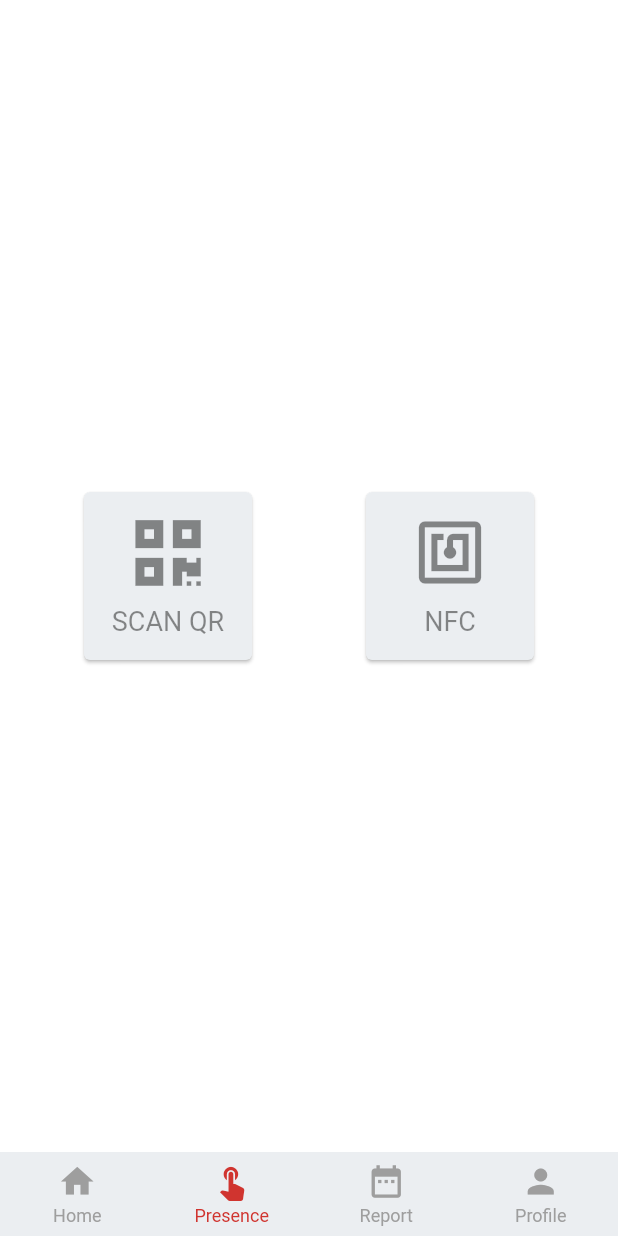
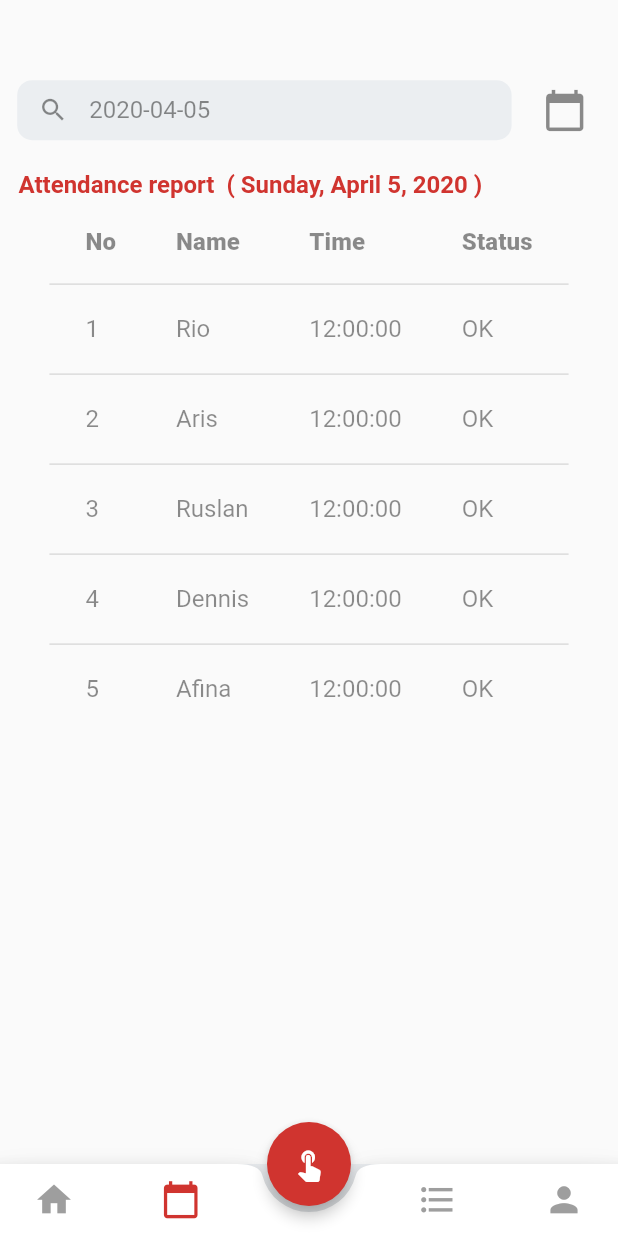
Before and after one commit to HemloWorld/final-smm-mobile, a Flutter app: the Bar screen opened by its route, item 2 of the bottom bar chosen, on a phone screen of 412 x 824 dp. Run offline on Flutter 3.47's test engine with Material 2 defaults, Android fonts, the phone set to English and light mode, and no system bars; drawn by our look-alikes of persistent_bottom_nav_bar; our stand-ins replace dio, firebase_auth, flutter_bloc, flutter_signin_button, font_awesome_flutter, google_sign_in; missing offline and left inert: qrscan; accounts and stored records are empty; network calls fail; Roboto replaces fonts that are missing (Nunito, OpenSans).

Commit message:
add filter by date

```diff
--- a/lib/app_bar.dart
+++ b/lib/app_bar.dart
@@ -1,7 +1,6 @@
+import 'package:final_project/pages/filter_date_page.dart';
 import 'package:flutter/material.dart';
-//pub dev
 import 'package:persistent_bottom_nav_bar/persistent-tab-view.dart';
-//pages
 import 'package:final_project/pages/home_page.dart';
 import 'package:final_project/pages/profile_page.dart';
 import 'package:final_project/pages/scan_nfc_page.dart';
@@ -15,64 +14,104 @@ class Bar extends StatefulWidget {
 }
 
 class _BarState extends State<Bar> {
-  PersistentTabController _controller;
-
-  @override
-  void initState() {
-    super.initState();
-    _controller = PersistentTabController(initialIndex: 0);
-  }
-
-  List<Widget> _buildScreens() {
-    return [
-      HomePage(),
-      ScanNFCPage(),
-      ListPage(),
-      ProfilePage(),
-    ];
-  }
-
-  List<PersistentBottomNavBarItem> _navBarsItems() {
-    return [
-      PersistentBottomNavBarItem(
-        icon: Icon(Icons.home),
-        title: ("Home"),
-        activeColor: Color.fromRGBO(208, 52, 47, 1),
-        inactiveColor: Colors.grey,
-        isTranslucent: false,
-      ),
-      PersistentBottomNavBarItem(
-        icon: Icon(Icons.touch_app),
-        title: ("Presence"),
-        activeColor: Color.fromRGBO(208, 52, 47, 1),
-        inactiveColor: Colors.grey,
-      ),
-      PersistentBottomNavBarItem(
-        icon: Icon(Icons.date_range),
-        title: ("Report"),
-        activeColor: Color.fromRGBO(208, 52, 47, 1),
-        inactiveColor: Colors.grey,
-      ),
-      PersistentBottomNavBarItem(
-        icon: Icon(Icons.person),
-        title: ("Profile"),
-        activeColor: Color.fromRGBO(208, 52, 47, 1),
-        inactiveColor: Colors.grey,
-      ),
-    ];
+  int selectedIndex = 0;
+  final List<Widget> children = [
+    HomePage(),
+    FilterDatePage(),
+    ListPage(),
+    ProfilePage(),
+    ScanNFCPage(),
+  ];
+  void updateTabSelection(int index) {
+    setState(() {
+      selectedIndex = index;
+    });
   }
 
   @override
   Widget build(BuildContext context) {
-    return PersistentTabView(
-      controller: _controller,
-      items: _navBarsItems(),
-      screens: _buildScreens(),
-      showElevation: false,
-      isCurved: false,
-      backgroundColor: const Color(0xFFEBEEF1),
-      iconSize: 26.0,
-      navBarStyle: NavBarStyle.style8,
+    return Scaffold(
+      resizeToAvoidBottomPadding: false,
+      backgroundColor: Color(0xFFEBEEF1),
+      body: children[selectedIndex],
+      floatingActionButtonLocation: FloatingActionButtonLocation.centerDocked, //specify the location of the FAB
+      floatingActionButton: FloatingActionButton(
+        backgroundColor: Color.fromRGBO(208, 52, 47, 1),
+        onPressed: () {
+          updateTabSelection(4);
+        },
+
+        child: Container(
+          margin: EdgeInsets.all(15.0),
+          child: Icon(Icons.touch_app),
+        ),
+        elevation: 4.0,
+      ),
+      bottomNavigationBar: BottomAppBar(
+        child: Container(
+          margin: EdgeInsets.only(left: 12.0, right: 12.0),
+          child: Row(
+            mainAxisSize: MainAxisSize.max,
+            mainAxisAlignment: MainAxisAlignment.spaceBetween,
+            children: <Widget>[
+              IconButton(
+                onPressed: () {
+                  updateTabSelection(0);
+                },
+                iconSize: 27.0,
+                icon: Icon(
+                  Icons.home,
+                  color: selectedIndex == 0
+                      ? Color.fromRGBO(208, 52, 47, 1)
+                      : Colors.grey,
+                ),
+              ),
+              IconButton(
+                onPressed: () {
+                  updateTabSelection(1);
+                },
+                iconSize: 27.0,
+                icon: Icon(
+                  Icons.calendar_today,
+                  color: selectedIndex == 1
+                      ? Color.fromRGBO(208, 52, 47, 1)
+                      : Colors.grey,
+                ),
+              ),
+              SizedBox(
+                width: 50.0,
+              ),
+              IconButton(
+                onPressed: () {
+                  updateTabSelection(2);
+                },
+                iconSize: 27.0,
+                icon: Icon(
+                  Icons.format_list_bulleted,
+                  color: selectedIndex == 2
+                      ? Color.fromRGBO(208, 52, 47, 1)
+                      : Colors.grey,
+                ),
+              ),
+              IconButton(
+                onPressed: () {
+                  updateTabSelection(3);
+                },
+                iconSize: 27.0,
+                icon: Icon(
+                  Icons.person,
+                  color: selectedIndex == 3
+                      ? Color.fromRGBO(208, 52, 47, 1)
+                      : Colors.grey,
+                ),
+              ),
+            ],
+          ),
+        ),
+        shape: CircularNotchedRectangle(),
+        //color of the BottomAppBar
+        color: Colors.white,
+      ),
     );
   }
 }
--- /dev/null
+++ b/lib/pages/filter_date_page.dart
@@ -0,0 +1,189 @@
+import 'package:final_project/services/time_service.dart';
+import 'package:final_project/widgets/list_page_widgets/search_by.dart';
+import 'package:final_project/widgets/media_query.dart';
+import 'package:flutter/cupertino.dart';
+import 'package:flutter/material.dart';
+import 'package:intl/intl.dart';
+
+class FilterDatePage extends StatefulWidget {
+  @override
+  _FilterDatePageState createState() => _FilterDatePageState();
+}
+
+class _FilterDatePageState extends State<FilterDatePage> {
+  DateTime _selectedDate;
+
+  void _presentDatePicker(){
+    showDatePicker(
+        context: context,
+        initialDate: DateTime.now(),
+        firstDate: DateTime(2020),
+        lastDate: DateTime.now())
+        .then((pickedDate){
+      if (pickedDate==null){
+        return;
+      } else{
+        setState(() {
+          _selectedDate=pickedDate;
+        });
+      }
+    });
+  }
+
+  DataCell _cell(String text) {
+    return DataCell(Text(text,
+        style: TextStyle(
+          fontSize: 16.0,
+          color: Colors.black45,
+        )));
+  }
+
+  @override
+  Widget build(BuildContext context) {
+    return Scaffold(
+      body:  Container(
+        child: Column(
+          mainAxisAlignment: MainAxisAlignment.start,
+          crossAxisAlignment: CrossAxisAlignment.start,
+          children: <Widget>[
+            SizedBox(
+              height: displayHeight(context) * 6,
+            ),
+            Row(
+              mainAxisAlignment: MainAxisAlignment.spaceEvenly,
+              children: <Widget>[
+                Container(
+                  alignment: Alignment.centerLeft,
+                  decoration: BoxDecoration(
+                    color: Color(0xFFEBEEF1),
+                    borderRadius: BorderRadius.circular(10.0),
+                  ),
+                  height: 40.0,
+                  width: displayWidth(context)*80,
+                  child: TextField(
+                    style: TextStyle(
+                      color: Colors.black45,
+                      fontFamily: 'OpenSans',
+                    ),
+                    onTap: (){_presentDatePicker();},
+                    readOnly: true,
+                    onSubmitted: (input) {},
+                    decoration: InputDecoration(
+                      border: InputBorder.none,
+                      contentPadding: EdgeInsets.only(top: 6.0),
+                      prefixIcon: Icon(
+                        Icons.search,
+                        color: Colors.black45,
+                        size: 20,
+                      ),
+                      hintText: _selectedDate==null
+                          ? TimeService().getDate().toString() : TimeService().beautifyDate(_selectedDate.toString()),
+                      hintStyle: TextStyle(color: Colors.black45, fontSize: 16),
+                    ),
+                  ),
+                ),
+                SearchBy(
+                  icon: Icons.calendar_today,
+                  onPressed: () {_presentDatePicker();},
+                ),
+              ],
+            ),
+            SizedBox(
+              height: displayHeight(context)*2,
+            ),
+            Container(
+              padding: EdgeInsets.only(left: displayWidth(context)*3),
+              child: Text(
+                'Attendance report  ( ${_selectedDate==null
+                    ? DateFormat.yMMMMEEEEd().format(DateTime.now()) : DateFormat.yMMMMEEEEd().format(_selectedDate)} )',
+                style: TextStyle(
+                    fontWeight: FontWeight.bold,
+                    color: Color.fromRGBO(208, 52, 47, 1),
+                    fontSize: 16),
+              ),
+            ),
+            Center(
+              child: SingleChildScrollView(
+                child : DataTable(
+                        columnSpacing: 40,
+                        dataRowHeight: 60,
+                        columns: [
+                          DataColumn(
+                              label: Text(
+                                "No",
+                                style: TextStyle(
+                                    fontSize: 16.0,
+                                    color: Colors.black45,
+                                    fontWeight: FontWeight.w900),
+                              )),
+                          DataColumn(
+                              label: Text(
+                                "Name",
+                                style: TextStyle(
+                                    fontSize: 16.0,
+                                    color: Colors.black45,
+                                    fontWeight: FontWeight.w900),
+                              )),
+                          DataColumn(
+                              label: Text(
+                                "Time",
+                                style: TextStyle(
+                                    fontSize: 16.0,
+                                    color: Colors.black45,
+                                    fontWeight: FontWeight.w900),
+                              )),
+                          DataColumn(
+                              label: Text(
+                                "Status",
+                                style: TextStyle(
+                                    fontSize: 16.0,
+                                    color: Colors.black45,
+                                    fontWeight: FontWeight.w900),
+                              )),
+                        ],
+                  rows: [
+                    DataRow(
+                        cells: [
+                          _cell('1'),
+                          _cell('Rio'),
+                          _cell('12:00:00'),
+                          _cell('OK'),
+                        ]),
+                    DataRow(
+                        cells: [
+                          _cell('2'),
+                          _cell('Aris'),
+                          _cell('12:00:00'),
+                          _cell('OK'),
+                        ]),
+                    DataRow(
+                        cells: [
+                          _cell('3'),
+                          _cell('Ruslan'),
+                          _cell('12:00:00'),
+                          _cell('OK'),
+                        ]),
+                    DataRow(
+                        cells: [
+                          _cell('4'),
+                          _cell('Dennis'),
+                          _cell('12:00:00'),
+                          _cell('OK'),
+                        ]),
+                    DataRow(
+                        cells: [
+                          _cell('5'),
+                          _cell('Afina'),
+                          _cell('12:00:00'),
+                          _cell('OK'),
+                        ])
+                  ],
+                )
+              ),
+            )
+          ],
+        ),
+      ),
+    );
+  }
+}
--- a/lib/pages/list_page.dart
+++ b/lib/pages/list_page.dart
@@ -5,7 +5,7 @@ import 'package:final_project/services/scan_service.dart';
 import 'package:final_project/widgets/list_page_widgets/field_search_name.dart';
 import 'package:final_project/widgets/list_page_widgets/search_by.dart';
 import 'package:final_project/widgets/media_query.dart';
-import 'package:final_project/widgets/user_list.dart';
+import 'package:final_project/widgets/list_page_widgets/user_list.dart';
 import 'package:flutter/material.dart';
 import 'package:flutter_bloc/flutter_bloc.dart';
 import 'package:font_awesome_flutter/font_awesome_flutter.dart';
@@ -44,11 +44,6 @@ class ListPage extends StatelessWidget {
                           .add(SearchUserById(result, 'nfc'));
                     },
                   ),
-                  SearchBy(
-                    icon: FontAwesomeIcons.calendarAlt,
-                    onPressed: () { ;
-                    },
-                  ),
                 ],
               ),
               BlocBuilder<ListPageBloc, BlocState>(
--- a/lib/pages/report_page.dart
+++ b/lib/pages/report_page.dart
@@ -1,6 +1,6 @@
 import 'package:final_project/blocs/profile_bloc.dart';
-import 'package:final_project/widgets/presence_data.dart';
-import 'package:final_project/widgets/profile_data.dart';
+import 'package:final_project/widgets/report_page_widget/presence_data.dart';
+import 'package:final_project/widgets/report_page_widget/profile_data.dart';
 import 'package:flutter/material.dart';
 import 'package:flutter_bloc/flutter_bloc.dart';
 
--- a/lib/widgets/list_page_widgets/field_search_name.dart
+++ b/lib/widgets/list_page_widgets/field_search_name.dart
@@ -1,5 +1,6 @@
 import 'package:final_project/blocs/bloc_event.dart';
 import 'package:final_project/blocs/list_page_bloc.dart';
+import 'package:final_project/widgets/media_query.dart';
 import 'package:flutter/material.dart';
 import 'package:flutter_bloc/flutter_bloc.dart';
 
@@ -12,18 +13,12 @@ class FieldSearchName extends StatelessWidget {
         Container(
           alignment: Alignment.centerLeft,
           decoration: BoxDecoration(
-            color: Colors.white54,
+//            color: Colors.white54,
             borderRadius: BorderRadius.circular(10.0),
-            boxShadow: [
-              BoxShadow(
-                color: Colors.black12,
-                blurRadius: 6.0,
-                offset: Offset(0, 2),
-              ),
-            ],
+            color: Color(0xFFEBEEF1),
           ),
           height: 40.0,
-          width: 240,
+          width: displayWidth(context)*65,
           child: TextField(
             style: TextStyle(
               color: Colors.black45,
--- /dev/null
+++ b/lib/widgets/list_page_widgets/user_list.dart
@@ -0,0 +1,53 @@
+import 'package:final_project/pages/report_page.dart';
+import 'package:final_project/services/time_service.dart';
+import 'package:final_project/widgets/media_query.dart';
+import 'package:flutter/cupertino.dart';
+import 'package:flutter/material.dart';
+import 'package:font_awesome_flutter/font_awesome_flutter.dart';
+
+class UserList extends StatelessWidget {
+  final List datas;
+  UserList(this.datas);
+
+  @override
+  Widget build(BuildContext context) {
+    return Expanded(
+        child: ListView.builder(
+        itemBuilder: (context, index) {
+          var data;
+          data = datas[index];
+          bool isPresent =
+              data['attendances'][0]['date'] == TimeService().getDate();
+          return Container(
+            margin: EdgeInsets.symmetric(horizontal: 20),
+            decoration: BoxDecoration(
+              border: Border(bottom: BorderSide(color: Colors.black12, ))
+            ),
+            child: ListTile(
+              leading: CircleAvatar(
+                backgroundImage: NetworkImage(data[
+                    'photoUrl']), // no matter how big it is, it won't overflow
+              ),
+              title: Text(data['name']),
+              subtitle: Text(data['department']['name']),
+              trailing: FaIcon(
+                isPresent
+                    ? FontAwesomeIcons.checkCircle
+                    : FontAwesomeIcons.circle,
+                color: isPresent ? Colors.green : Colors.red,
+              ),
+              onTap: () {
+                Navigator.push(
+                  context,
+                  MaterialPageRoute(
+                    builder: (context) => ReportPage(data),
+                  ),
+                );
+              },
+            ),
+          );
+      },
+      itemCount: datas.length,
+    ));
+  }
+}
--- a/lib/widgets/user_list.dart
+++ /dev/null
@@ -1,48 +0,0 @@
-import 'package:final_project/pages/report_page.dart';
-import 'package:final_project/services/time_service.dart';
-import 'package:flutter/cupertino.dart';
-import 'package:flutter/material.dart';
-import 'package:font_awesome_flutter/font_awesome_flutter.dart';
-
-class UserList extends StatelessWidget {
-  final List datas;
-  UserList(this.datas);
-
-  @override
-  Widget build(BuildContext context) {
-    return Expanded(
-        child: ListView.builder(
-      itemBuilder: (context, index) {
-        var data;
-        data = datas[index];
-        bool isPresent =
-            data['attendances'][0]['date'] == TimeService().getDate();
-        return Card(
-          child: ListTile(
-            leading: CircleAvatar(
-              backgroundImage: NetworkImage(data[
-                  'photoUrl']), // no matter how big it is, it won't overflow
-            ),
-            title: Text(data['name']),
-            subtitle: Text(data['department']['name']),
-            trailing: FaIcon(
-              isPresent
-                  ? FontAwesomeIcons.checkCircle
-                  : FontAwesomeIcons.circle,
-              color: isPresent ? Colors.green : Colors.red,
-            ),
-            onTap: () {
-              Navigator.push(
-                context,
-                MaterialPageRoute(
-                  builder: (context) => ReportPage(data),
-                ),
-              );
-            },
-          ),
-        );
-      },
-      itemCount: datas.length,
-    ));
-  }
-}
```
Also changed, not shown: lib/widgets/report_page_widget/presence_data.dart (renamed from lib/widgets/presence_data.dart), lib/widgets/report_page_widget/profile_data.dart (renamed from lib/widgets/profile_data.dart).
